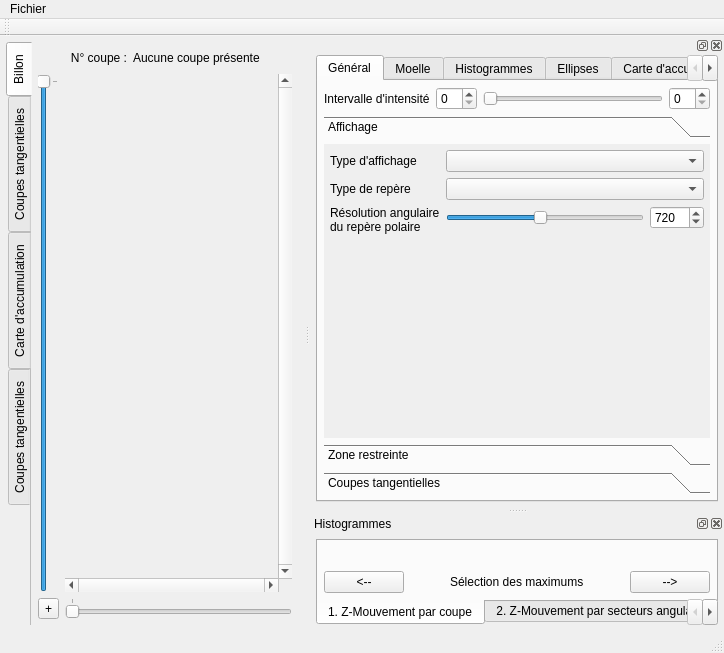
First picture: the form in ui/mainwindow.ui, repository akrah/TKDetection, before the edit.
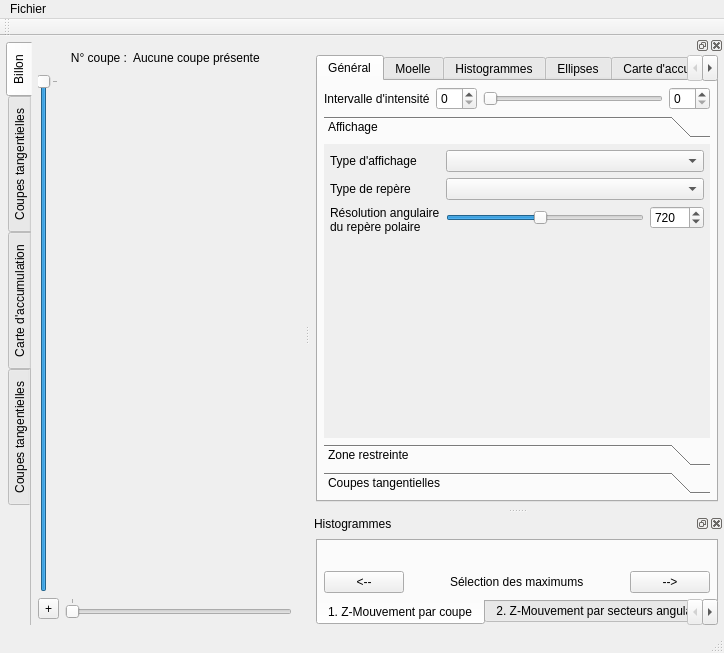
Second picture: the form after the edit. The open tabs and pages were chosen to show the change. Custom widgets are drawn as their Qt base class.

Commit message: Refactoring of slice drawings + class renaming

Diff of the .ui file:
```diff
--- a/ui/mainwindow.ui
+++ b/ui/mainwindow.ui
@@ -119,44 +119,6 @@
             </property>
            </widget>
           </item>
-          <item row="0" column="1">
-           <widget class="QScrollArea" name="_scrollSliceView">
-            <property name="sizePolicy">
-             <sizepolicy hsizetype="Ignored" vsizetype="Ignored">
-              <horstretch>0</horstretch>
-              <verstretch>0</verstretch>
-             </sizepolicy>
-            </property>
-            <property name="frameShape">
-             <enum>QFrame::NoFrame</enum>
-            </property>
-            <property name="frameShadow">
-             <enum>QFrame::Plain</enum>
-            </property>
-            <property name="lineWidth">
-             <number>0</number>
-            </property>
-            <property name="verticalScrollBarPolicy">
-             <enum>Qt::ScrollBarAlwaysOn</enum>
-            </property>
-            <property name="horizontalScrollBarPolicy">
-             <enum>Qt::ScrollBarAlwaysOn</enum>
-            </property>
-            <property name="alignment">
-             <set>Qt::AlignCenter</set>
-            </property>
-            <widget class="QWidget" name="scrollAreaWidgetContents">
-             <property name="geometry">
-              <rect>
-               <x>106</x>
-               <y>242</y>
-               <width>0</width>
-               <height>0</height>
-              </rect>
-             </property>
-            </widget>
-           </widget>
-          </item>
          </layout>
         </item>
        </layout>
```
Left out of the diff: 124 changed lines with no effect on the pictures. The commit also changes 20 other files.
